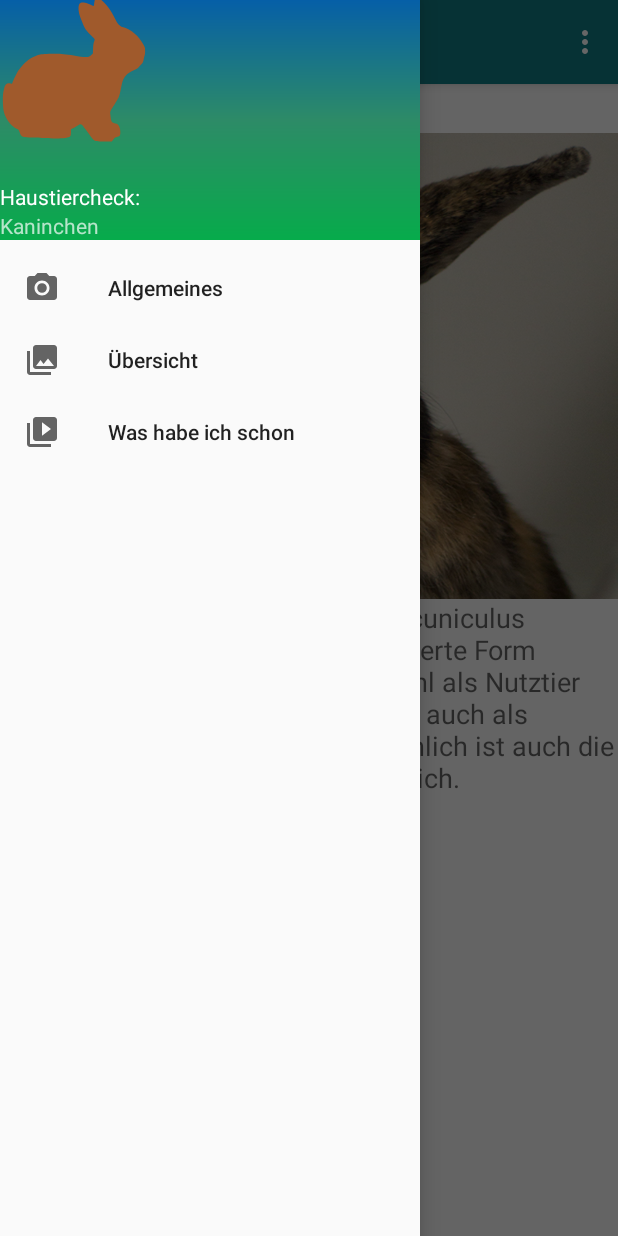
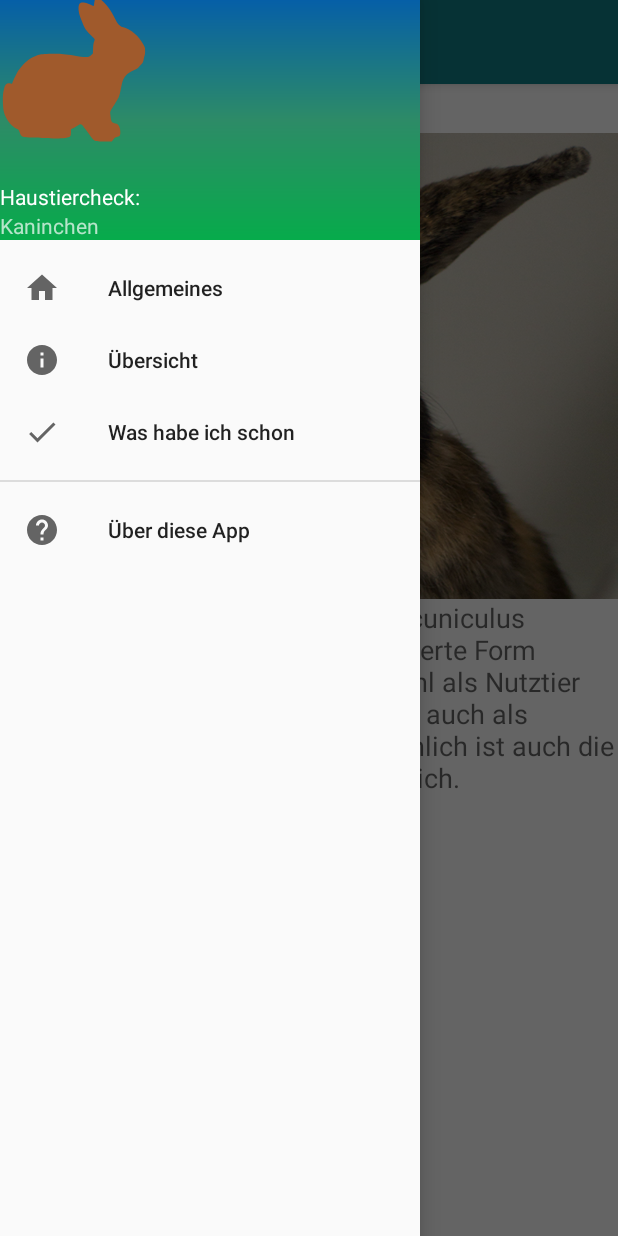
Before and after one commit to cheinisch/petcheck, an Android app: the screen it shows after launch (MainActivity), with the side drawer open, on a phone screen of 412 x 824 dp. Run offline under Robolectric (Android 15) with nearby library versions, the phone set to English and light mode, and no system bars.

Commit message:
Menü angepasst

```diff
--- a/app/src/main/java/de/christian_heinisch/petcheck/MainActivity.java
+++ b/app/src/main/java/de/christian_heinisch/petcheck/MainActivity.java
@@ -77,13 +77,13 @@
         }
 
     }
-
+/*
     @Override
     public boolean onCreateOptionsMenu(Menu menu) {
         // Inflate the menu; this adds items to the action bar if it is present.
         getMenuInflater().inflate(R.menu.main, menu);
         return true;
-    }
+    }*/
 
     @Override
     public boolean onOptionsItemSelected(MenuItem item) {
@@ -185,6 +185,22 @@
                     .addToBackStack(null)
                     .commit();
 
+        }else if(id == R.id.action_about){
+
+            gobackcound = gobackcound + 1;
+            titelleiste("Über diese APP");
+
+            AboutFragment aboutFragment = new AboutFragment();
+            FragmentManager manager = getSupportFragmentManager();
+            manager.beginTransaction().replace(
+                    R.id.content_main,
+                    aboutFragment,
+                    aboutFragment.getTag()
+            )
+                    .addToBackStack(null)
+                    .commit();
+
+            /*about();*/
         }
 
         DrawerLayout drawer = (DrawerLayout) findViewById(R.id.drawer_layout);
--- /dev/null
+++ b/app/src/main/res/drawable/ic_check.xml
@@ -0,0 +1,9 @@
+<vector xmlns:android="http://schemas.android.com/apk/res/android"
+        android:width="24dp"
+        android:height="24dp"
+        android:viewportWidth="24.0"
+        android:viewportHeight="24.0">
+    <path
+        android:fillColor="#FF000000"
+        android:pathData="M9,16.17L4.83,12l-1.42,1.41L9,19 21,7l-1.41,-1.41z"/>
+</vector>
--- /dev/null
+++ b/app/src/main/res/drawable/ic_help.xml
@@ -0,0 +1,9 @@
+<vector xmlns:android="http://schemas.android.com/apk/res/android"
+        android:width="24dp"
+        android:height="24dp"
+        android:viewportWidth="24.0"
+        android:viewportHeight="24.0">
+    <path
+        android:pathData="M12,2C6.48,2 2,6.48 2,12s4.48,10 10,10 10,-4.48 10,-10S17.52,2 12,2zM13,19h-2v-2h2v2zM15.07,11.25l-0.9,0.92C13.45,12.9 13,13.5 13,15h-2v-0.5c0,-1.1 0.45,-2.1 1.17,-2.83l1.24,-1.26c0.37,-0.36 0.59,-0.86 0.59,-1.41 0,-1.1 -0.9,-2 -2,-2s-2,0.9 -2,2L8,9c0,-2.21 1.79,-4 4,-4s4,1.79 4,4c0,0.88 -0.36,1.68 -0.93,2.25z"
+        android:fillColor="#000000"/>
+</vector>
--- /dev/null
+++ b/app/src/main/res/drawable/ic_home.xml
@@ -0,0 +1,9 @@
+<vector xmlns:android="http://schemas.android.com/apk/res/android"
+        android:width="24dp"
+        android:height="24dp"
+        android:viewportWidth="24.0"
+        android:viewportHeight="24.0">
+    <path
+        android:pathData="M10,20v-6h4v6h5v-8h3L12,3 2,12h3v8z"
+        android:fillColor="#000000"/>
+</vector>
--- /dev/null
+++ b/app/src/main/res/drawable/ic_info.xml
@@ -0,0 +1,9 @@
+<vector xmlns:android="http://schemas.android.com/apk/res/android"
+        android:width="24dp"
+        android:height="24dp"
+        android:viewportWidth="24.0"
+        android:viewportHeight="24.0">
+    <path
+        android:pathData="M12,2C6.48,2 2,6.48 2,12s4.48,10 10,10 10,-4.48 10,-10S17.52,2 12,2zM13,17h-2v-6h2v6zM13,9h-2L11,7h2v2z"
+        android:fillColor="#000000"/>
+</vector>
--- a/app/src/main/res/menu/activity_main_drawer.xml
+++ b/app/src/main/res/menu/activity_main_drawer.xml
@@ -8,19 +8,29 @@
         android:layout_width="fill_parent"
         android:layout_height="wrap_content" />
 
-    <group android:checkableBehavior="single">
+    <group android:id="@+id/group_feature"
+        android:checkableBehavior="single">
         <item
             android:id="@+id/nav_allgemeines"
-            android:icon="@drawable/ic_menu_camera"
+            android:icon="@drawable/ic_home"
             android:title="@string/navigation_allgemeines" />
         <item
             android:id="@+id/nav_uebersicht"
-            android:icon="@drawable/ic_menu_gallery"
+            android:icon="@drawable/ic_info"
             android:title="@string/navigation_uebersicht" />
         <item
             android:id="@+id/nav_checkliste"
-            android:icon="@drawable/ic_menu_slideshow"
+            android:icon="@drawable/ic_check"
             android:title="@string/navigation_checkliste" />
+    </group>
+    <group android:id="@+id/group_app">
+        <item
+                android:id="@+id/action_about"
+                android:orderInCategory="100"
+                android:title="@string/action_about"
+                app:showAsAction="never"
+                android:icon="@drawable/ic_help" />
+
     </group>
 
 </menu>
```
